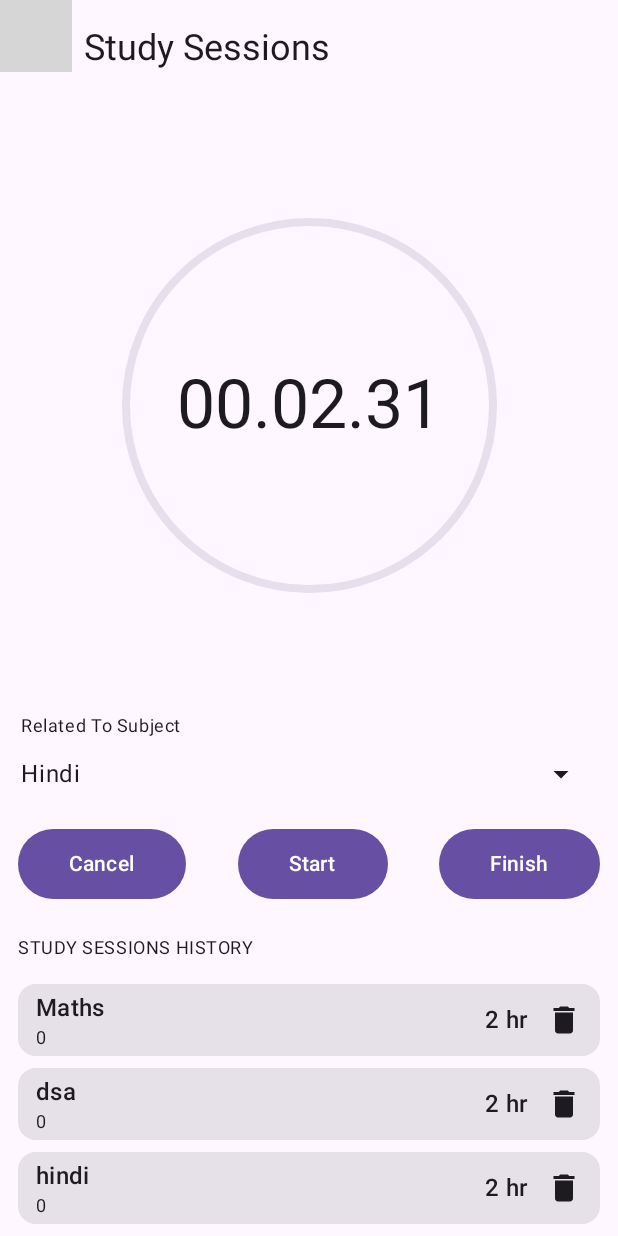
After one commit to Swarnima2004/Study-Buddy, an Android app built with Jetpack Compose: the @Preview function sessionScreen, on a phone screen of 412 x 824 dp. The commit adds this screen. Run offline under Robolectric (Android 15) with nearby library versions, the light colour scheme and no system bars; 6 statements that could not run were skipped; grey boxes are pictures that could not be loaded.

Commit message:
session screen completed

```diff
--- a/app/build.gradle.kts
+++ b/app/build.gradle.kts
@@ -89,4 +89,5 @@ dependencies {
 
     //Desugaring
     coreLibraryDesugaring("com.android.tools:desugar_jdk_libs:2.0.3")
+
 }
--- a/app/src/main/java/com/example/studybuddy/MainActivity.kt
+++ b/app/src/main/java/com/example/studybuddy/MainActivity.kt
@@ -7,7 +7,9 @@ import androidx.activity.enableEdgeToEdge
 import com.example.studybuddy.domain.model.Subjects
 import com.example.studybuddy.domain.model.Task
 import com.example.studybuddy.domain.model.session
+import com.example.studybuddy.presentation.Task.TaskScreen
 import com.example.studybuddy.presentation.dashboard.DashboardScreen
+import com.example.studybuddy.presentation.sessionScreen.sessionScreen
 import com.example.studybuddy.presentation.subjects.SubjectScreen
 import com.example.studybuddy.presentation.theme.StudyBuddyTheme
 
@@ -17,7 +19,7 @@ class MainActivity : ComponentActivity() {
         enableEdgeToEdge()
         setContent {
             StudyBuddyTheme {
-                SubjectScreen()
+              sessionScreen()
 
             }
         }
--- /dev/null
+++ b/app/src/main/java/com/example/studybuddy/presentation/sessionScreen/sessionScreen.kt
@@ -0,0 +1,236 @@
+package com.example.studybuddy.presentation.sessionScreen
+
+
+import androidx.compose.animation.slideOutHorizontally
+import androidx.compose.foundation.border
+import androidx.compose.foundation.layout.Arrangement
+import androidx.compose.foundation.layout.Box
+import androidx.compose.foundation.layout.Column
+import androidx.compose.foundation.layout.Row
+import androidx.compose.foundation.layout.aspectRatio
+import androidx.compose.foundation.layout.fillMaxWidth
+import androidx.compose.foundation.layout.padding
+import androidx.compose.foundation.layout.size
+import androidx.compose.foundation.lazy.LazyColumn
+import androidx.compose.foundation.shape.CircleShape
+import androidx.compose.material.icons.Icons
+import androidx.compose.material.icons.automirrored.filled.ArrowBack
+import androidx.compose.material.icons.filled.ArrowDropDown
+import androidx.compose.material3.Button
+import androidx.compose.material3.ExperimentalMaterial3Api
+import androidx.compose.material3.Icon
+import androidx.compose.material3.IconButton
+import androidx.compose.material3.MaterialTheme
+import androidx.compose.material3.Scaffold
+import androidx.compose.material3.Text
+import androidx.compose.material3.TopAppBar
+import androidx.compose.material3.rememberModalBottomSheetState
+import androidx.compose.runtime.Composable
+import androidx.compose.runtime.getValue
+import androidx.compose.runtime.mutableStateOf
+import androidx.compose.runtime.remember
+import androidx.compose.runtime.rememberCoroutineScope
+import androidx.compose.runtime.setValue
+import androidx.compose.ui.Alignment
+import androidx.compose.ui.Modifier
+import androidx.compose.ui.tooling.preview.Preview
+import androidx.compose.ui.unit.dp
+import androidx.compose.ui.unit.sp
+import com.example.studybuddy.presentation.components.DeleteDialog
+import com.example.studybuddy.presentation.components.StudySessionList
+import com.example.studybuddy.presentation.components.SubjectListBottomSheet
+import com.example.studybuddy.sessions
+import com.example.studybuddy.subjectList
+import kotlinx.coroutines.launch
+
+
+@OptIn(ExperimentalMaterial3Api::class)
+@Composable
+@Preview(showBackground = true, showSystemUi = true)
+fun sessionScreen() {
+
+    val scope = rememberCoroutineScope()
+    val sheetState = rememberModalBottomSheetState()
+    var isBottomSheetOpen by remember { mutableStateOf(false) }
+    var isdeleteDialogOpen by remember { mutableStateOf(false) }
+
+
+    SubjectListBottomSheet(
+        sheetState = sheetState ,
+        isOpen = isBottomSheetOpen,
+        subjects = subjectList,
+        onSubjectClicked = {
+            scope.launch { sheetState.hide() }.invokeOnCompletion {
+                if(!sheetState.isVisible) isBottomSheetOpen = false
+            }
+        },
+        onDismissRequest = {
+            isBottomSheetOpen = false
+        }
+    )
+
+
+    DeleteDialog(
+        isOpen =isdeleteDialogOpen ,
+        title = "Delete Session ?",
+        bodyText = "Are you sure.you want to delete this task?"+
+                "This action cannot be undone . ",
+        onDismissRequest = { isdeleteDialogOpen = false },
+        onConfirmButtonClick = {  isdeleteDialogOpen = false
+        }
+    )
+
+
+    Scaffold(
+        topBar = { SessionScreenTopBar(onBackButtonClick = { /*TODO*/ }) }
+    ) { paddingValue ->
+        LazyColumn(
+            modifier = Modifier
+                .fillMaxWidth()
+                .padding(paddingValue)
+        ) {
+            item {
+                Timer(
+                    modifier = Modifier
+                        .fillMaxWidth()
+                        .aspectRatio(1f)
+                )
+            }
+            item {
+                RelatedToSubjectSection(
+                    modifier = Modifier
+                        .fillMaxWidth()
+                        .padding(horizontal = 14.dp),
+                    relatedToSubject = "Hindi",
+                    selectSubjectButtonClick = { isBottomSheetOpen = true}
+                )
+            }
+            item{
+                ButtonSection(
+                    modifier = Modifier
+                        .fillMaxWidth()
+                        .padding(12.dp),
+                    startSessionButtonClick = {},
+                    cancelButtonClick = {},
+                    finishButtonClick = {}
+                )
+            }
+            StudySessionList(
+                sectionTitle = "STUDY SESSIONS HISTORY",
+                emptyListText = "You don't have any recent session. \n" +
+                        "Start session to track of your session.",
+                Sessions = sessions,
+                onDeleteIconClick = {isdeleteDialogOpen = true }
+
+            )
+
+        }
+    }
+}
+
+@OptIn(ExperimentalMaterial3Api::class)
+@Composable
+private fun SessionScreenTopBar(
+    onBackButtonClick: () -> Unit
+) {
+    TopAppBar(
+        navigationIcon = {
+            IconButton(onClick = onBackButtonClick) {
+                Icon(
+                    imageVector = Icons.AutoMirrored.Filled.ArrowBack,
+                    contentDescription = "Back"
+                )
+            }
+        },
+        title = {
+            Text(text = "Study Sessions", style = MaterialTheme.typography.headlineSmall)
+        }
+    )
+}
+
+@Composable
+private fun Timer(
+    modifier: Modifier
+) {
+    Box(
+        modifier = modifier,
+        contentAlignment = Alignment.Center
+    ) {
+        Box(
+            modifier = Modifier
+                .size(250.dp)
+                .border(5.dp, MaterialTheme.colorScheme.surfaceVariant, CircleShape)
+        )
+        Text(
+            text = "00.02.31",
+            style = MaterialTheme.typography.titleLarge.copy(fontSize = 45.sp)
+        )
+    }
+}
+
+@Composable
+private fun RelatedToSubjectSection(
+    modifier: Modifier,
+    relatedToSubject: String,
+    selectSubjectButtonClick: () -> Unit
+) {
+    Column(
+        modifier = modifier
+    ) {
+        Text(
+            text = "Related To Subject",
+            style = MaterialTheme.typography.bodySmall
+        )
+
+        Row(
+            modifier = Modifier.fillMaxWidth(),
+            horizontalArrangement = Arrangement.SpaceBetween,
+            verticalAlignment = Alignment.CenterVertically
+        ) {
+            Text(
+                text = relatedToSubject,
+                style = MaterialTheme.typography.bodyLarge
+            )
+            IconButton(onClick = selectSubjectButtonClick) {
+                Icon(
+                    imageVector = Icons.Default.ArrowDropDown,
+                    contentDescription = "Select Subject"
+                )
+            }
+        }
+    }
+
+}
+
+@Composable
+private fun ButtonSection(
+    modifier : Modifier,
+    startSessionButtonClick : () -> Unit,
+    cancelButtonClick : () ->Unit,
+    finishButtonClick :() -> Unit,
+
+) {
+    Row(
+        modifier = modifier ,
+        horizontalArrangement = Arrangement.SpaceBetween
+
+    ) {
+        Button(onClick = cancelButtonClick) {
+            Text(
+                modifier = Modifier.padding(horizontal = 10.dp, vertical = 5.dp),
+                text = "Cancel"
+
+            )
+        }
+        Button(onClick = startSessionButtonClick) {
+            Text(
+                modifier = Modifier.padding(horizontal = 10.dp, vertical = 5.dp),
+                text = "Start")
+        }
+        Button(onClick = finishButtonClick) {
+            Text(
+                modifier = Modifier.padding(horizontal = 10.dp, vertical = 5.dp),
+                text = "Finish")
+        }
+    }
+}
```
Also changed, not shown: app/src/main/java/com/example/studybuddy/presentation/Task/TaskScreen.kt (added, +292 -0 lines), app/src/main/java/com/example/studybuddy/presentation/components/TaskDatePicker.kt (added, +60 -0 lines), app/src/main/java/com/example/studybuddy/presentation/components/subjectListBottomSheet.kt (added, +79 -0 lines), app/src/main/java/com/example/studybuddy/util/Common.kt (+17 -2 lines).
